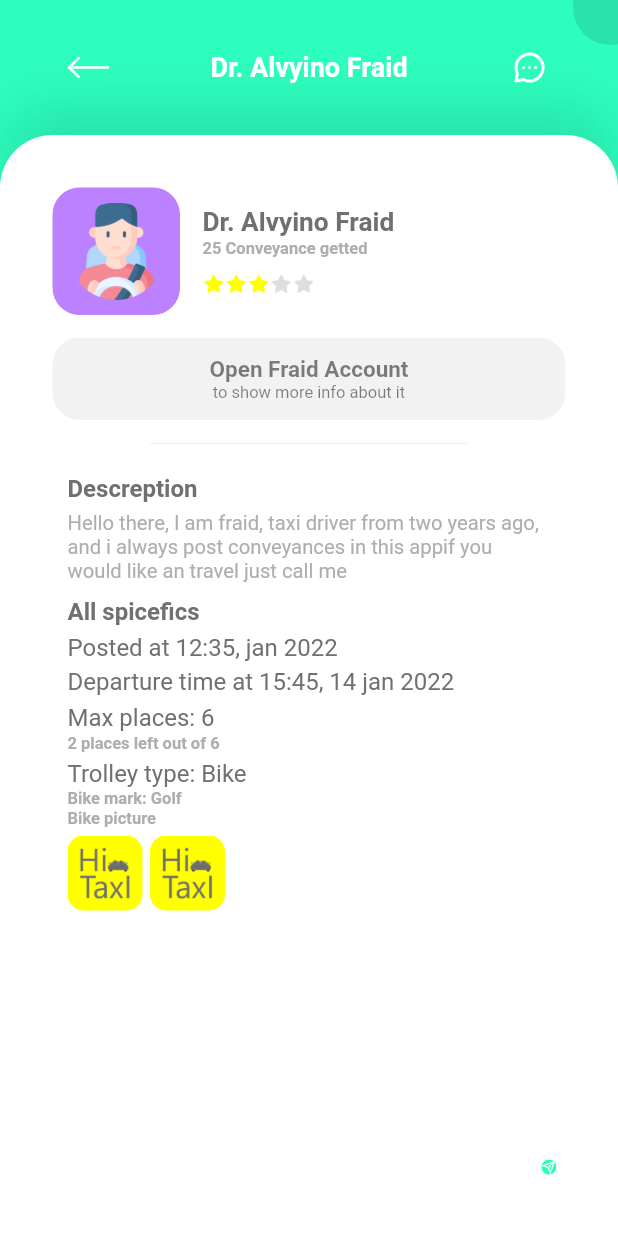
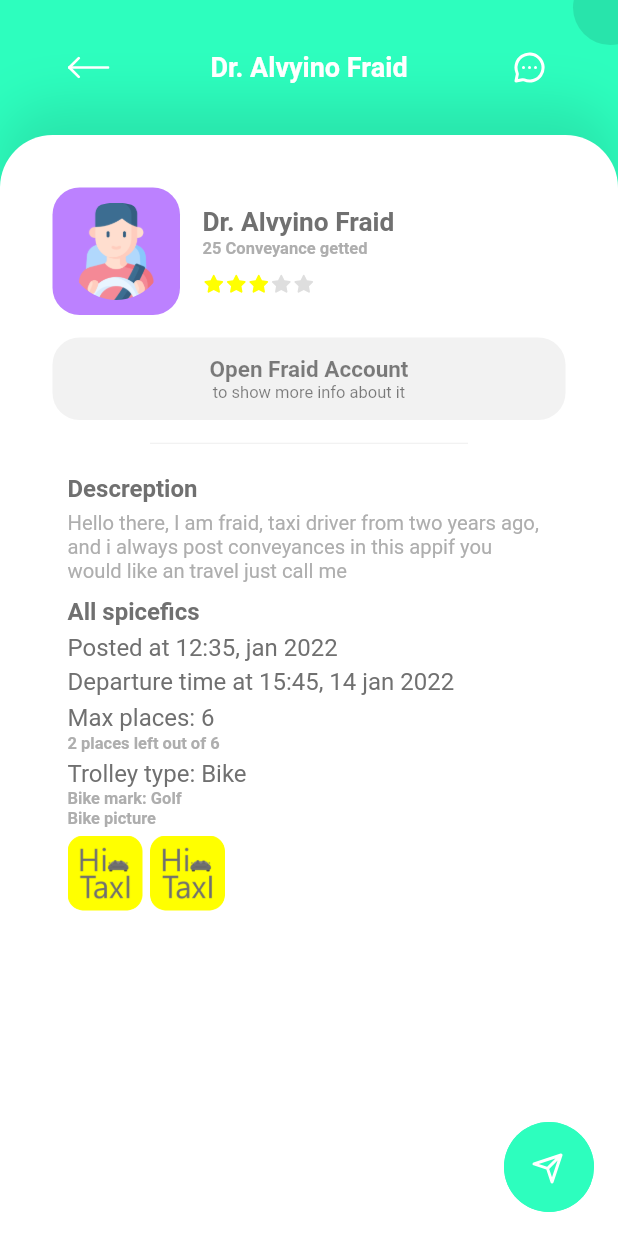
Before and after one commit to Omar-IDOUDAOUD/HiTaxi, a Flutter app: the TravelDetails screen opened by its route, on a phone screen of 412 x 824 dp. Run offline on Flutter 3.47's test engine with Material 2 defaults, Android fonts, the light colour scheme and no system bars; our stand-ins replace flutter_svg, get, image_picker; Roboto replaces fonts that are missing (Arial).

Commit message:
add send reqeuste button to driver, in travel details page

```diff
--- a/lib/view/screen/main/passenger/pages/travel_details/page.dart
+++ b/lib/view/screen/main/passenger/pages/travel_details/page.dart
@@ -27,7 +27,7 @@ class _TravelDetailsState extends State<TravelDetails> {
   @override
   void initState() {
     // TODO: implement initState
-    _scrollController = ScrollController(initialScrollOffset: -200)
+    _scrollController = ScrollController()
       ..addListener(
         () {
           final offset = _scrollController.offset;
@@ -48,12 +48,10 @@ class _TravelDetailsState extends State<TravelDetails> {
       floatingActionButton: FloatingButton(
         onCountactRequestEvent: () {},
         onTravelRequestEvent: () {},
-        onOpenOptions: () {},
-        isOpen: false,
+        scrollController: _scrollController,
       ),
       backgroundColor: ColorsCst.clrab,
-      body: SafeArea(
-        child: Stack(
+      body: Stack(
         children: [
           Positioned(
             top: -20,
@@ -90,8 +88,8 @@ class _TravelDetailsState extends State<TravelDetails> {
                     width: Get.size.width,
                     decoration: BoxDecoration(
                       color: Get.theme.backgroundColor,
-                        borderRadius: BorderRadius.vertical(
-                            top: Radius.circular(_radius)),
+                      borderRadius:
+                          BorderRadius.vertical(top: Radius.circular(_radius)),
                       boxShadow: [
                         BoxShadow(
                           offset: Offset(0, -20),
@@ -121,25 +119,20 @@ class _TravelDetailsState extends State<TravelDetails> {
           ),
         ],
       ),
-      ),
     );
   }
 }
-
-///////////////////
 
 class FloatingButton extends StatefulWidget {
   FloatingButton({
     Key? key,
     required this.onTravelRequestEvent,
     required this.onCountactRequestEvent,
-    required this.onOpenOptions,
-    this.isOpen = false,
+    required this.scrollController,
   }) : super(key: key);
   final Function onTravelRequestEvent;
   final Function onCountactRequestEvent;
-  final Function onOpenOptions;
-  bool isOpen;
+  final ScrollController scrollController;
 
   @override
   State<FloatingButton> createState() => _FloatingButtonState();
@@ -147,76 +140,137 @@ class FloatingButton extends StatefulWidget {
 
 class _FloatingButtonState extends State<FloatingButton> {
   bool _sendRequestButtonState = false;
-  double _sendRequestButtonOpacity = 0.0;
-  bool _countactButtonState = false;
 
-  bool x = false;
-  final Duration _animationDur = AnimationsCst.adrc;
-  final Duration _opacityAnDur = AnimationsCst.adrc ~/ 2;
-
-  void _openButtons() {
-    if (!_sendRequestButtonState) return _closeButtons();
-    setState(() async {
-      _sendRequestButtonState = true;
-      await Future.delayed(_opacityAnDur);
-      _sendRequestButtonOpacity = 1.0;
-      await Future.delayed(_animationDur - _opacityAnDur);
-      _countactButtonState = true;
+  final Duration _anDur = 600.milliseconds;
+  @override
+  void initState() {
+    widget.scrollController.addListener(() {
+      if (this._sendRequestButtonState)
+        setState(() {
+          _sendRequestButtonState = false;
+        });
     });
   }
 
-  void _closeButtons() {}
+  Future<void> _openButtons() async {
+    setState(() {
+      _sendRequestButtonState = true;
+    });
+  }
+
+  void _closeButtons() {
+    setState(() {
+      _sendRequestButtonState = false;
+    });
+  }
+
   @override
   Widget build(BuildContext context) {
     return Stack(
       fit: StackFit.loose,
       children: [
-        // send req button
         AnimatedPositioned(
-          duration: _animationDur,
+          duration: _anDur,
           curve: AnimationsCst.acra,
           width: _sendRequestButtonState ? Get.size.width - 33 : 0,
           height: _sendRequestButtonState ? 70 : 50,
           right: _sendRequestButtonState ? 0 : 20,
-          bottom: _sendRequestButtonState ? 0 : 5,
+          bottom: _sendRequestButtonState ? 00 : 0,
           child: MaterialButton(
-            onPressed: () {},
+            onPressed: () {
+              _closeButtons();
+            },
             elevation: 0,
             shape: RoundedRectangleBorder(
                 borderRadius:
                     BorderRadius.circular(_sendRequestButtonState ? 20 : 50)),
+            color: Colors.transparent,
+            focusElevation: 0,
+            hoverElevation: 0,
+            highlightElevation: 0,
+            hoverColor: Colors.transparent,
+            highlightColor: Colors.transparent,
+            child: SingleChildScrollView(
+              scrollDirection: Axis.horizontal,
+              child: Row(
+                children: [
+                  Text(
+                    "COUNTACT",
+                    style: TextStyle(
+                      fontWeight: FontWeight.bold,
                       color: ColorsCst.clrab,
-            child: AnimatedOpacity(
-              duration: _opacityAnDur,
-              opacity: _sendRequestButtonOpacity,
-              child: Text("SEND RESUEST"),
+                    ),
+                  ),
+                  SizedBox(
+                    width: 5,
+                  ),
+                  SvgPicture.asset(
+                    AssetsExplorer.icon('message-circle-outline.svg'),
+                    height: 20,
+                    color: ColorsCst.clrab,
+                  ),
+                ],
+              ),
+            ),
+          ),
+        ),
+        AnimatedPositioned(
+          duration: _anDur,
+          curve: AnimationsCst.acra,
+          width: _sendRequestButtonState ? Get.size.width - 33 : 60,
+          height: _sendRequestButtonState ? 70 : 60,
+          right: _sendRequestButtonState ? 0 : 0,
+          bottom: _sendRequestButtonState ? 80 : 0,
+          child: MaterialButton(
+            padding: EdgeInsets.symmetric(horizontal: Get.size.width / 4),
+            onPressed: () {
+              _closeButtons();
+            },
+            elevation: 0,
+            focusElevation: 0,
+            hoverElevation: 0,
+            highlightElevation: 0,
+            shape: RoundedRectangleBorder(
+                borderRadius:
+                    BorderRadius.circular(_sendRequestButtonState ? 20 : 50)),
+            color: ColorsCst.clrab,
+            child: SingleChildScrollView(
+              scrollDirection: Axis.horizontal,
+              child: Text(
+                "SEND RESUEST",
+                style: TextStyle(
+                  fontWeight: FontWeight.bold,
+                  color: Colors.white,
+                ),
+              ),
             ),
           ),
         ),
         // short Button
+
         AnimatedPositioned(
-          duration: AnimationsCst.adrb,
+          duration: _anDur,
           curve: AnimationsCst.acra,
-          height: x ? 60 : 10,
-          bottom: x ? 0 : 25,
-          right: 0,
+          height: _sendRequestButtonState ? 45 : 60,
+          bottom: _sendRequestButtonState ? 92.5 : 0,
+          right: _sendRequestButtonState ? Get.size.width / 8.5 : 0,
           child: InkWell(
             onTap: () {
-              setState(() {
               _openButtons();
-              });
             },
             hoverColor: Colors.red,
             child: CircleAvatar(
               radius: 30,
-              backgroundColor: ColorsCst.clrab,
+              backgroundColor: _sendRequestButtonState
+                  ? ColorsCst.clrab.withGreen(230)
+                  : ColorsCst.clrab,
               child: SvgPicture.asset(
                 AssetsExplorer.icon('paper-plane-up-outline.svg'),
                 color: Colors.white,
               ),
             ),
           ),
-        )
+        ),
       ],
     );
   }
```
Lines whose indentation alone changed are shown as unchanged.
